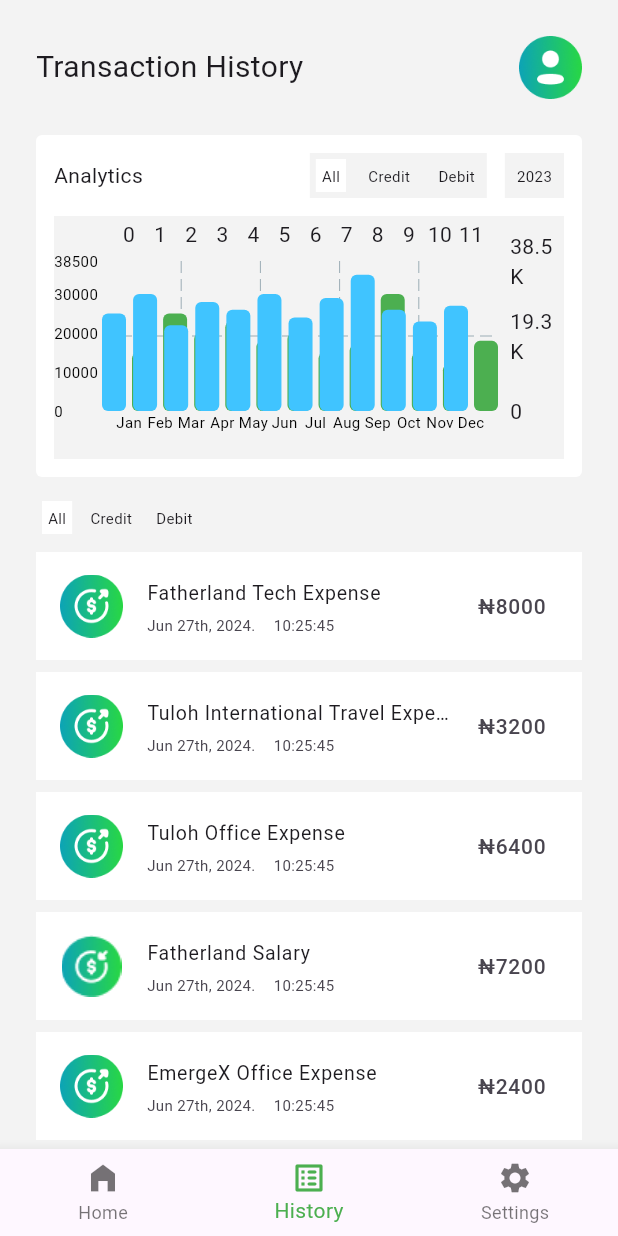
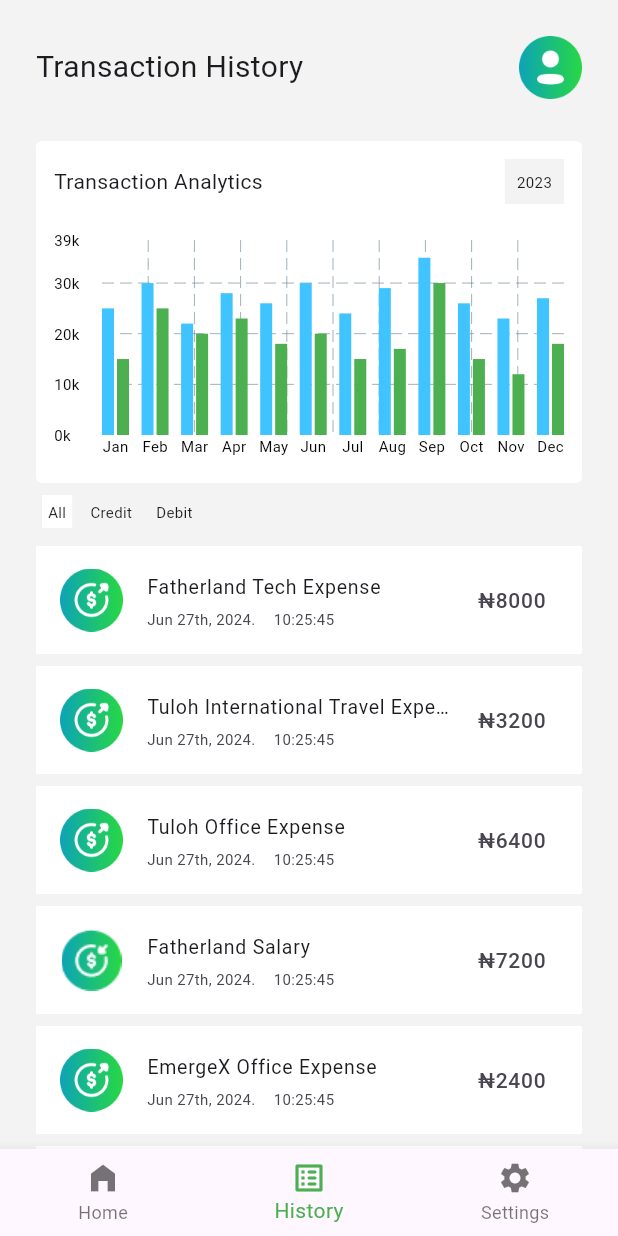
Before and after one commit to olumuyiwaa/fatherland-money, a Flutter app: the screen it shows after launch, item 2 of the bottom bar chosen, on a phone screen of 412 x 824 dp. Run offline on Flutter 3.47's test engine with Material 3 defaults, Android fonts, the phone set to English and light mode, and no system bars; drawn by our look-alikes of fl_chart.

Commit message:
"Refactored AnalyticsWidget: updated padding, removed row with filters, changed bar chart styling and formatting"

```diff
--- a/lib/utilities/Analytics_widget.dart
+++ b/lib/utilities/Analytics_widget.dart
@@ -1,5 +1,4 @@
 // ignore_for_file: prefer_const_constructors, prefer_const_literals_to_create_immutables, file_names
-
 import 'package:flutter/material.dart';
 import 'package:fl_chart/fl_chart.dart';
 
@@ -17,12 +16,12 @@ class AnalyticsWidget extends StatelessWidget {
   @override
   Widget build(BuildContext context) {
     return Padding(
-      padding: const EdgeInsets.fromLTRB(0, 0, 0, 12),
+      padding: const EdgeInsets.fromLTRB(0, 4, 0, 4),
       child: Column(
         children: [
           Container(
             height: 228,
-            padding: EdgeInsets.all(12),
+            padding: EdgeInsets.only(top: 12, left: 12, right: 12),
             decoration: BoxDecoration(
               borderRadius: BorderRadius.circular(4),
               color: Colors.white,
@@ -36,45 +35,10 @@ class AnalyticsWidget extends StatelessWidget {
                   mainAxisAlignment: MainAxisAlignment.spaceBetween,
                   children: [
                     Text(
-                      'Analytics',
+                      'Transaction Analytics',
                       style:
                           TextStyle(fontSize: 14, fontWeight: FontWeight.w400),
                     ),
-                    Row(
-                      children: [
-                        Container(
-                          width: 118,
-                          padding: EdgeInsets.all(4),
-                          color: Color.fromARGB(255, 243, 243, 243),
-                          child: Row(
-                            mainAxisAlignment: MainAxisAlignment.spaceBetween,
-                            children: [
-                              Container(
-                                color: Colors.white,
-                                padding: EdgeInsets.all(4),
-                                child: Text(
-                                  'All',
-                                  style: TextStyle(fontSize: 10),
-                                ),
-                              ),
-                              Container(
-                                padding: EdgeInsets.all(4),
-                                child: Text(
-                                  'Credit',
-                                  style: TextStyle(fontSize: 10),
-                                ),
-                              ),
-                              Container(
-                                padding: EdgeInsets.all(4),
-                                child: Text(
-                                  'Debit',
-                                  style: TextStyle(fontSize: 10),
-                                ),
-                              ),
-                            ],
-                          ),
-                        ),
-                        SizedBox(width: 12),
                     Container(
                       padding: EdgeInsets.all(8),
                       decoration: BoxDecoration(
@@ -86,13 +50,10 @@ class AnalyticsWidget extends StatelessWidget {
                       ),
                     ),
                   ],
-                    )
-                  ],
                 ),
                 // Bar chart container
-                Container(
+                SizedBox(
                   height: 162,
-                  color: Color.fromARGB(255, 243, 243, 243),
                   child: BarChart(
                     BarChartData(
                       // Generating the bar groups for the chart
@@ -102,14 +63,28 @@ class AnalyticsWidget extends StatelessWidget {
                           sideTitles: SideTitles(
                             showTitles: true,
                             getTitlesWidget: (double value, TitleMeta meta) {
+                              // Convert the value to thousands and append 'k'
+                              String formattedValue =
+                                  '${(value / 1000).toStringAsFixed(0)}k';
+
                               return Text(
-                                value.toStringAsFixed(0),
+                                formattedValue,
                                 style: TextStyle(
                                     color: Colors.black, fontSize: 10),
                               );
                             },
                             interval: 10000, // Interval for the Y-axis titles
                             reservedSize: 32, // Space for the titles
+                          ),
+                        ),
+                        rightTitles: AxisTitles(
+                          sideTitles: SideTitles(
+                            showTitles: false, // Hide right side titles
+                          ),
+                        ),
+                        topTitles: AxisTitles(
+                          sideTitles: SideTitles(
+                            showTitles: false, // Hide top side titles
                           ),
                         ),
                         bottomTitles: AxisTitles(
@@ -201,17 +176,17 @@ class AnalyticsWidget extends StatelessWidget {
           BarChartRodData(
             toY: incomes[index], // Income data
             color: Colors.lightBlueAccent, // Color for income bars
-            width: 16,
-            borderRadius: BorderRadius.circular(4),
+            width: 8,
+            borderRadius: BorderRadius.circular(0),
           ),
           BarChartRodData(
             toY: expenditures[index], // Expenditure data
             color: Colors.green, // Color for expenditure bars
-            width: 16,
-            borderRadius: BorderRadius.circular(4),
+            width: 8,
+            borderRadius: BorderRadius.circular(0),
           ),
         ],
-        barsSpace: 4,
+        barsSpace: 2,
       );
     });
   }
```
Lines whose indentation alone changed are shown as unchanged.
